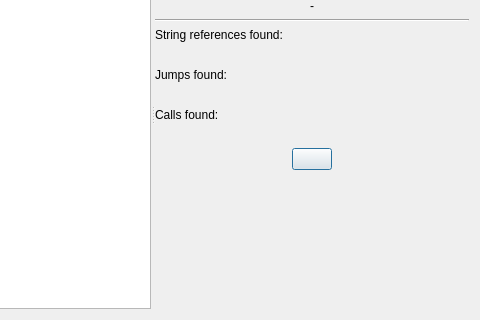
korcankaraokcu/PINCE, file GUI/DissectCodeDialog.ui: the form before one commit; both pictures show x 319 to 799 and y 92 to 412 of the 799 by 412 pixel window.
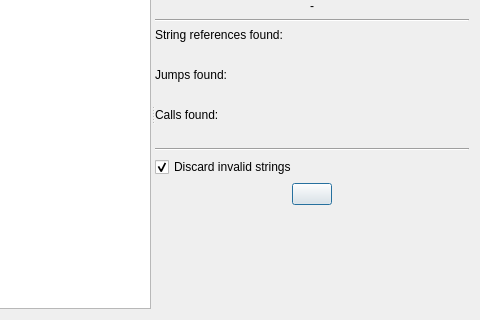
The form after the commit.

Commit message: Added an option to discard invalid strings for DissectCodeDialog

The edit to the form file:
```diff
--- a/GUI/DissectCodeDialog.ui
+++ b/GUI/DissectCodeDialog.ui
@@ -200,6 +200,26 @@
          </property>
         </widget>
        </item>
+       <item>
+        <widget class="Line" name="line_2">
+         <property name="orientation">
+          <enum>Qt::Horizontal</enum>
+         </property>
+        </widget>
+       </item>
+       <item>
+        <widget class="QCheckBox" name="checkBox_DiscardInvalidStrings">
+         <property name="toolTip">
+          <string>Entries that can't be decoded as utf-8 won't be included in referenced strings</string>
+         </property>
+         <property name="text">
+          <string>Discard invalid strings</string>
+         </property>
+         <property name="checked">
+          <bool>true</bool>
+         </property>
+        </widget>
+       </item>
        <item>
         <layout class="QHBoxLayout" name="horizontalLayout">
          <item>
```
The commit also changes 4 other files.
